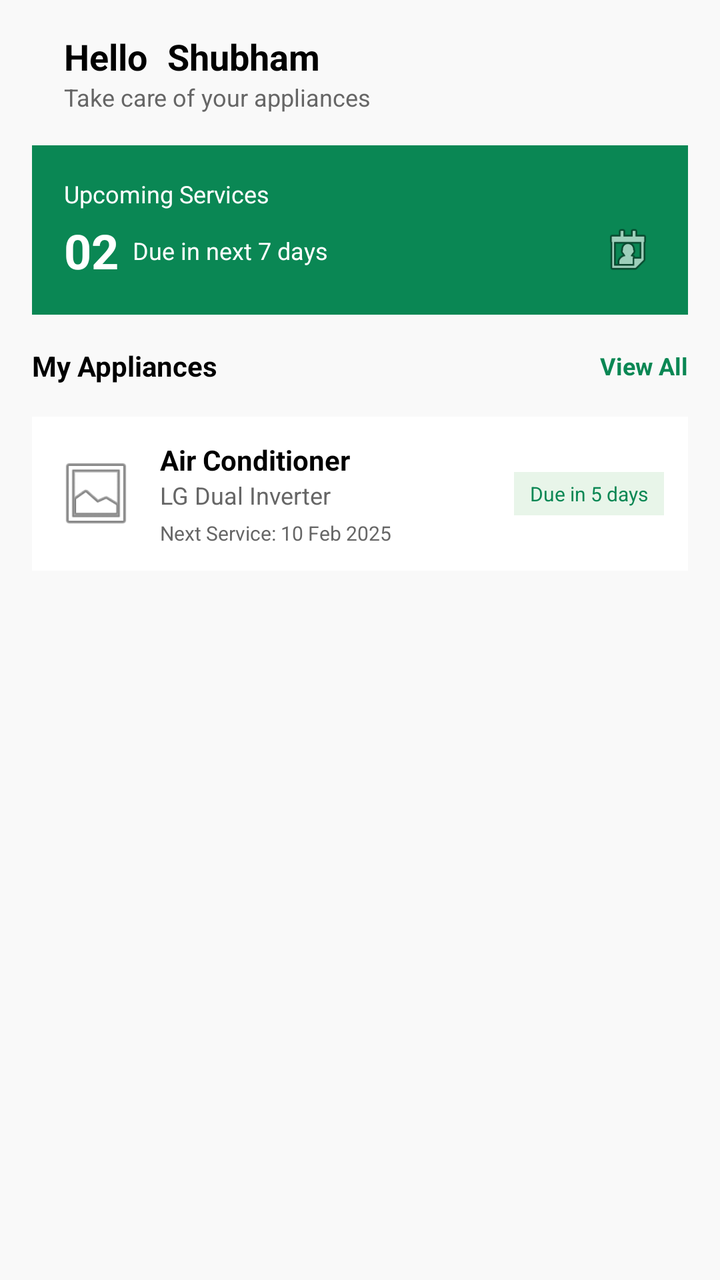
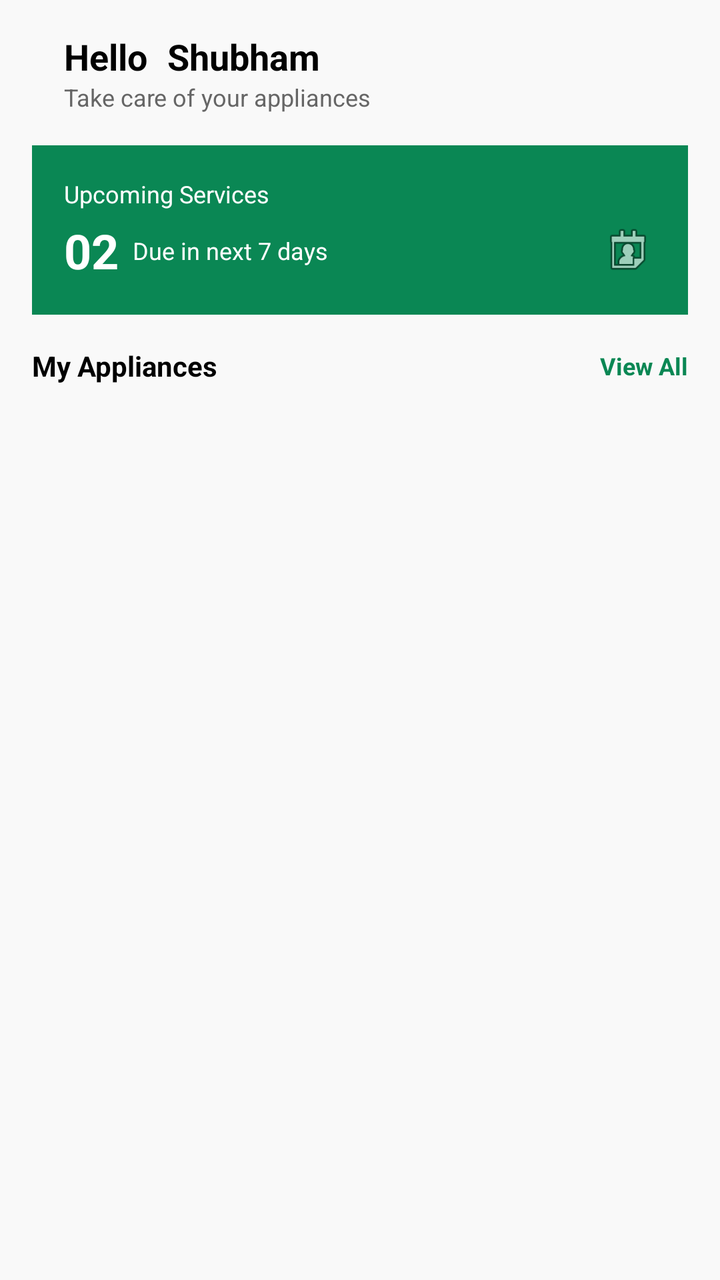

Screens rendered from an Android XML layout before and after an edit, with the pre-edit source and the edit as a unified diff.
<!-- AndroidManifest.xml: application theme Theme.DemoProject -->
<!-- res/layout/fragment_home.xml -->
<?xml version="1.0" encoding="utf-8"?>
<LinearLayout
    android:orientation="vertical"
    xmlns:android="http://schemas.android.com/apk/res/android"
    xmlns:tools="http://schemas.android.com/tools"
    android:layout_width="match_parent"
    android:layout_height="match_parent"
    tools:context=".Fragment.HomeFragment"
    android:background="#F9F9F9"
    android:fitsSystemWindows="true">

        <LinearLayout
            android:layout_width="match_parent"
            android:layout_height="wrap_content"
            android:orientation="horizontal"
            android:padding="16dp"
            android:gravity="center_vertical">


            <LinearLayout
                android:layout_width="0dp"
                android:layout_height="wrap_content"
                android:layout_weight="1"
                android:orientation="vertical"
                android:layout_marginStart="16dp">


                <LinearLayout
                    android:layout_width="wrap_content"
                    android:layout_height="wrap_content"
                    android:orientation="horizontal"
                    >
                <TextView
                    android:layout_width="wrap_content"
                    android:layout_height="wrap_content"
                    android:text="Hello"
                    android:textSize="18sp"
                    android:textStyle="bold"
                    android:textColor="#000000"/>

                    <TextView
                        android:layout_width="wrap_content"
                        android:layout_height="wrap_content"
                        android:id="@+id/tvUserName"
                        android:text="Shubham"
                        android:textSize="18sp"
                        android:textStyle="bold"
                        android:textColor="#000000"
                        android:paddingStart="10dp"/>

                </LinearLayout>

                <TextView
                    android:layout_width="wrap_content"
                    android:layout_height="wrap_content"
                    android:text="Take care of your appliances"
                    android:textSize="12sp"
                    android:textColor="#666666"/>
            </LinearLayout>


        </LinearLayout>

        <LinearLayout
            android:layout_width="match_parent"
            android:layout_height="wrap_content"
            android:orientation="vertical"
            android:background="#0A8754"
            android:padding="16dp"
            android:layout_marginHorizontal="16dp"
            android:layout_marginBottom="16dp">

            <TextView
                android:layout_width="wrap_content"
                android:layout_height="wrap_content"
                android:text="Upcoming Services"
                android:textColor="#FFFFFF"
                android:textSize="12sp"/>

            <LinearLayout
                android:layout_width="match_parent"
                android:layout_height="wrap_content"
                android:orientation="horizontal"
                android:gravity="center_vertical"
                android:layout_marginTop="4dp">

                <TextView
                    android:layout_width="wrap_content"
                    android:layout_height="wrap_content"
                    android:text="02"
                    android:textColor="#FFFFFF"
                    android:textSize="24sp"
                    android:textStyle="bold"/>

                <TextView
                    android:layout_width="0dp"
                    android:layout_height="wrap_content"
                    android:layout_weight="1"
                    android:text=" Due in next 7 days"
                    android:textColor="#FFFFFF"
                    android:textSize="12sp"
                    android:layout_marginStart="4dp"/>

                <ImageView
                    android:layout_width="28dp"
                    android:layout_height="28dp"
                    android:src="@android:drawable/ic_menu_my_calendar"/>
            </LinearLayout>
        </LinearLayout>

        <LinearLayout
            android:layout_width="match_parent"
            android:layout_height="wrap_content"
            android:orientation="horizontal"
            android:paddingHorizontal="16dp"
            android:gravity="center_vertical">

            <TextView
                android:layout_width="0dp"
                android:layout_height="wrap_content"
                android:layout_weight="1"
                android:text="My Appliances"
                android:textStyle="bold"
                android:textColor="#000000"
                android:textSize="14sp"/>

            <TextView
                android:layout_width="wrap_content"
                android:layout_height="wrap_content"
                android:text="View All"
                android:textColor="#0A8754"
                android:textStyle="bold"
                android:textSize="12sp"/>
        </LinearLayout>

        <LinearLayout
            android:layout_width="match_parent"
            android:layout_height="0dp"
            android:layout_weight="1"
            android:orientation="vertical"
            android:padding="16dp">

            <LinearLayout
                android:layout_width="match_parent"
                android:layout_height="wrap_content"
                android:orientation="horizontal"
                android:background="#FFFFFF"
                android:padding="12dp"
                android:gravity="center_vertical"
                android:layout_marginBottom="12dp">

                <ImageView
                    android:layout_width="40dp"
                    android:layout_height="40dp"
                    android:src="@android:drawable/ic_menu_gallery"/>

                <LinearLayout
                    android:layout_width="0dp"
                    android:layout_height="wrap_content"
                    android:layout_weight="1"
                    android:orientation="vertical"
                    android:layout_marginStart="12dp">

                    <TextView
                        android:layout_width="wrap_content"
                        android:layout_height="wrap_content"
                        android:text="Air Conditioner"
                        android:textStyle="bold"
                        android:textColor="#000000"
                        android:textSize="14sp"/>

                    <TextView
                        android:layout_width="wrap_content"
                        android:layout_height="wrap_content"
                        android:text="LG Dual Inverter"
                        android:textSize="12sp"
                        android:textColor="#666666"/>

                    <TextView
                        android:layout_width="wrap_content"
                        android:layout_height="wrap_content"
                        android:text="Next Service: 10 Feb 2025"
                        android:textSize="10sp"
                        android:textColor="#666666"
                        android:layout_marginTop="4dp"/>
                </LinearLayout>

                <TextView
                    android:layout_width="wrap_content"
                    android:layout_height="wrap_content"
                    android:text="Due in 5 days"
                    android:background="#E8F5E9"
                    android:textColor="#0A8754"
                    android:textSize="10sp"
                    android:paddingHorizontal="8dp"
                    android:paddingVertical="4dp"/>
            </LinearLayout>
        </LinearLayout>

    <ListView
        android:layout_width="match_parent"
        android:layout_height="wrap_content"
        android:layout_margin="10dp"
        android:id="@+id/lvSearchDonorsList"/>

</LinearLayout>
<!-- resources referenced by this layout -->
<resources>
  <style name="Theme.DemoProject" parent="Base.Theme.DemoProject" />
  <style name="Base.Theme.DemoProject" parent="Theme.Material3.DayNight.NoActionBar">
          
          
      </style>
</resources>

<!-- the commit's change to res/layout/fragment_home.xml (unified diff, before → after) -->
@@ -133,70 +133,6 @@
                 android:textSize="12sp"/>
         </LinearLayout>
 
-        <LinearLayout
-            android:layout_width="match_parent"
-            android:layout_height="0dp"
-            android:layout_weight="1"
-            android:orientation="vertical"
-            android:padding="16dp">
-
-            <LinearLayout
-                android:layout_width="match_parent"
-                android:layout_height="wrap_content"
-                android:orientation="horizontal"
-                android:background="#FFFFFF"
-                android:padding="12dp"
-                android:gravity="center_vertical"
-                android:layout_marginBottom="12dp">
-
-                <ImageView
-                    android:layout_width="40dp"
-                    android:layout_height="40dp"
-                    android:src="@android:drawable/ic_menu_gallery"/>
-
-                <LinearLayout
-                    android:layout_width="0dp"
-                    android:layout_height="wrap_content"
-                    android:layout_weight="1"
-                    android:orientation="vertical"
-                    android:layout_marginStart="12dp">
-
-                    <TextView
-                        android:layout_width="wrap_content"
-                        android:layout_height="wrap_content"
-                        android:text="Air Conditioner"
-                        android:textStyle="bold"
-                        android:textColor="#000000"
-                        android:textSize="14sp"/>
-
-                    <TextView
-                        android:layout_width="wrap_content"
-                        android:layout_height="wrap_content"
-                        android:text="LG Dual Inverter"
-                        android:textSize="12sp"
-                        android:textColor="#666666"/>
-
-                    <TextView
-                        android:layout_width="wrap_content"
-                        android:layout_height="wrap_content"
-                        android:text="Next Service: 10 Feb 2025"
-                        android:textSize="10sp"
-                        android:textColor="#666666"
-                        android:layout_marginTop="4dp"/>
-                </LinearLayout>
-
-                <TextView
-                    android:layout_width="wrap_content"
-                    android:layout_height="wrap_content"
-                    android:text="Due in 5 days"
-                    android:background="#E8F5E9"
-                    android:textColor="#0A8754"
-                    android:textSize="10sp"
-                    android:paddingHorizontal="8dp"
-                    android:paddingVertical="4dp"/>
-            </LinearLayout>
-        </LinearLayout>
-
     <ListView
         android:layout_width="match_parent"
         android:layout_height="wrap_content"
